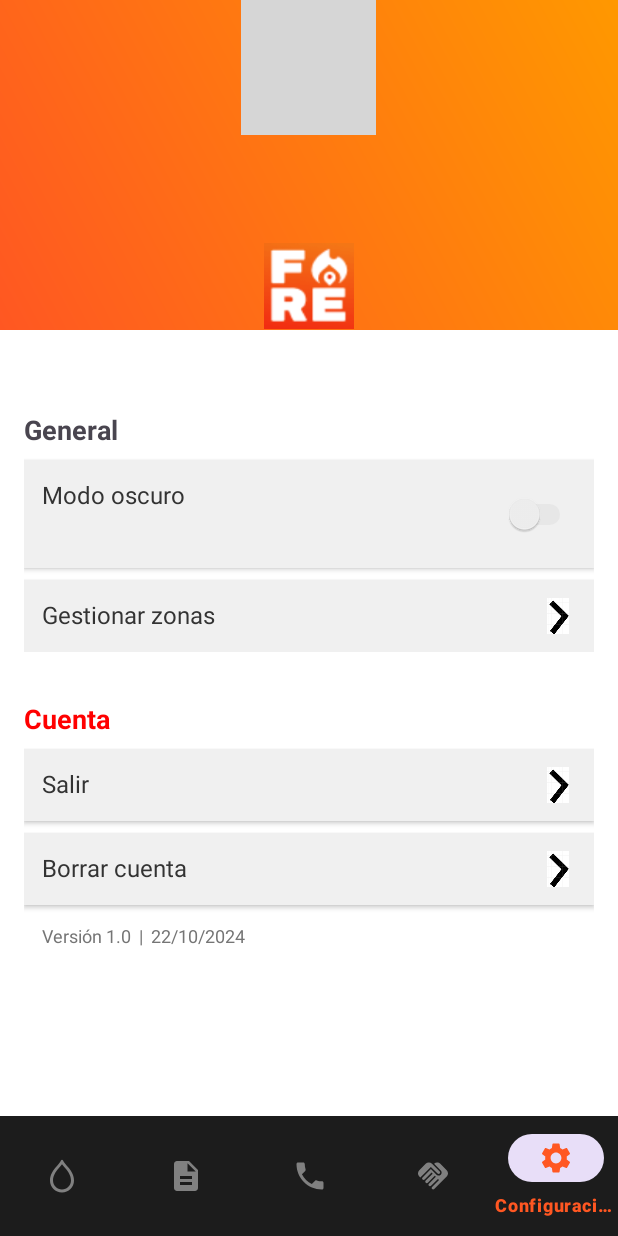
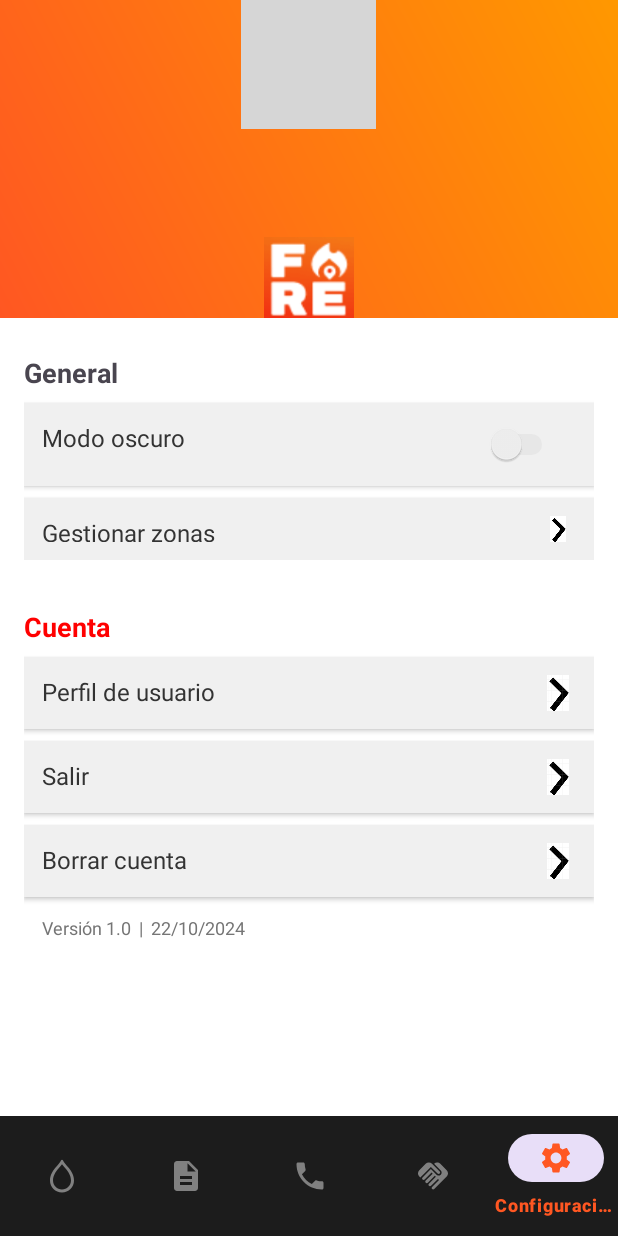
Before and after one commit to RosalesLuis123/Taller, an Android app: the SettingsActivity screen opened directly, with no data from a screen before it, on a phone screen of 412 x 824 dp. Run offline under Robolectric (Android 15) with nearby library versions, the phone set to English and light mode, and no system bars; our stand-ins replace Firebase (no records; nobody signed in at launch, a user with empty details on screens opened directly); pictures from the network do not load; grey boxes are pictures that could not be loaded.

Commit message:
Merge remote-tracking branch 'origin/master'

```diff
--- a/app/src/main/AndroidManifest.xml
+++ b/app/src/main/AndroidManifest.xml
@@ -1,4 +1,3 @@
-<?xml version="1.0" encoding="utf-8"?>
 <manifest xmlns:android="http://schemas.android.com/apk/res/android"
     xmlns:tools="http://schemas.android.com/tools">
     <!-- Permisos necesarios -->
@@ -22,6 +21,8 @@
         android:supportsRtl="true"
         android:theme="@style/Theme.Incidios2"
         tools:targetApi="31">
+
+        <!-- Otras actividades -->
         <activity
             android:name=".EditProfileActivity"
             android:exported="false" />
@@ -37,25 +38,32 @@
             android:exported="false" />
         <activity
             android:name=".DeleteAccountActivity"
-            android:exported="false" /> <!-- API Key para Google Maps -->
+            android:exported="false" />
+
         <meta-data
             android:name="com.google.android.geo.API_KEY"
             android:value="AIzaSyAn-xLfCZ8gfdzRNhPmtYTkGLkt1jKJoPU" />
         <meta-data
             android:name="com.google.android.gms.version"
-            android:value="@integer/google_play_services_version" /> <!-- SplashScreen Activity con tema específico -->
+            android:value="@integer/google_play_services_version" />
+
+        <!-- SplashScreen Activity con tema específico -->
         <activity
             android:name=".SplashScreenActivity"
-            android:exported="true">
+            android:exported="true"
+            android:noHistory="true"> <!-- Evita que se quede en el historial -->
             <intent-filter>
                 <action android:name="android.intent.action.MAIN" />
-
                 <category android:name="android.intent.category.LAUNCHER" />
             </intent-filter>
         </activity>
+
+        <!-- LaunchActivity debe ser la siguiente actividad después del SplashScreen -->
         <activity
             android:name=".LaunchActivity"
             android:exported="false" />
+
+        <!-- Otras actividades -->
         <activity
             android:name=".LoginActivity"
             android:exported="false" />
--- a/app/src/main/java/com/example/incidios2/SettingsActivity.kt
+++ b/app/src/main/java/com/example/incidios2/SettingsActivity.kt
@@ -22,6 +22,7 @@ class SettingsActivity : AppCompatActivity() {
     private lateinit var switchDarkMode: Switch
     private lateinit var manageZonesButton: RelativeLayout
     private lateinit var userProfileImage: ImageView
+    private lateinit var PERFIL_button: RelativeLayout
     private lateinit var userNameTextView: TextView // Nueva variable para el nombre del usuario
 
     override fun onCreate(savedInstanceState: Bundle?) {
@@ -36,7 +37,10 @@ class SettingsActivity : AppCompatActivity() {
         deleteAccountButton = findViewById(R.id.delete_account_button)
         switchDarkMode = findViewById(R.id.switch_dark_mode)
         manageZonesButton = findViewById(R.id.manage_zones_button)
+        PERFIL_button = findViewById(R.id.PERFIL_button)
+
         userProfileImage = findViewById(R.id.user_profile_image)
+
 
         // Configurar el modo oscuro
         switchDarkMode.setOnCheckedChangeListener { _, isChecked ->
@@ -80,7 +84,7 @@ class SettingsActivity : AppCompatActivity() {
         }
 
         // Redirigir a la actividad de perfil cuando se haga clic en la imagen de perfil
-        userProfileImage.setOnClickListener {
+        PERFIL_button.setOnClickListener {
             val intent = Intent(this, PerfilActivity::class.java)
             startActivity(intent)
         }
--- a/app/src/main/res/layout/activity_settings.xml
+++ b/app/src/main/res/layout/activity_settings.xml
@@ -11,7 +11,7 @@
     <LinearLayout
         android:id="@+id/linearLayout4"
         android:layout_width="match_parent"
-        android:layout_height="220dp"
+        android:layout_height="212dp"
         android:background="@drawable/gradient_background"
         android:gravity="center"
         android:orientation="vertical">
@@ -49,12 +49,15 @@
     </LinearLayout>
 
     <!-- Configuración general -->
+
+    <!-- Configuración de cuenta -->
+
     <LinearLayout
         android:id="@+id/general_settings_layout"
         android:layout_width="match_parent"
-        android:layout_height="wrap_content"
+        android:layout_height="169dp"
         android:layout_below="@+id/linearLayout4"
-        android:layout_marginTop="38dp"
+        android:layout_marginTop="8dp"
         android:orientation="vertical"
         android:padding="16dp">
 
@@ -85,20 +88,21 @@
             <Switch
                 android:id="@+id/switch_dark_mode"
                 android:layout_width="wrap_content"
-                android:layout_height="wrap_content"
+                android:layout_height="31dp"
                 android:layout_alignParentEnd="true"
+                android:layout_marginEnd="12dp"
                 android:minWidth="48dp"
                 android:minHeight="48dp"
                 android:trackTint="#CCCCCC" />
         </RelativeLayout>
 
         <RelativeLayout
+            android:id="@+id/manage_zones_button"
             android:layout_width="match_parent"
             android:layout_height="wrap_content"
             android:background="#F0F0F0"
             android:elevation="2dp"
-            android:padding="12dp"
-            android:id="@+id/manage_zones_button"> <!-- Aquí se le da el ID necesario -->
+            android:padding="12dp"> <!-- Aquí se le da el ID necesario -->
 
             <TextView
                 android:layout_width="wrap_content"
@@ -117,7 +121,6 @@
 
     </LinearLayout>
 
-    <!-- Configuración de cuenta -->
     <LinearLayout
         android:id="@+id/account_settings_layout"
         android:layout_width="match_parent"
@@ -134,7 +137,28 @@
             android:textColor="#FF0000"
             android:textSize="18sp"
             android:textStyle="bold" />
+        <RelativeLayout
+            android:id="@+id/PERFIL_button"
+            android:layout_width="match_parent"
+            android:layout_height="wrap_content"
+            android:layout_marginBottom="8dp"
+            android:background="#F0F0F0"
+            android:elevation="2dp"
+            android:padding="12dp">
 
+            <TextView
+                android:layout_width="wrap_content"
+                android:layout_height="wrap_content"
+                android:text="Perfil de usuario"
+                android:textColor="#333333"
+                android:textSize="16sp" />
+
+            <ImageView
+                android:layout_width="24dp"
+                android:layout_height="24dp"
+                android:layout_alignParentEnd="true"
+                android:src="@drawable/ic_arrow_right" />
+        </RelativeLayout>
         <!-- Cerrar sesión -->
         <RelativeLayout
             android:id="@+id/logout_button"
```
